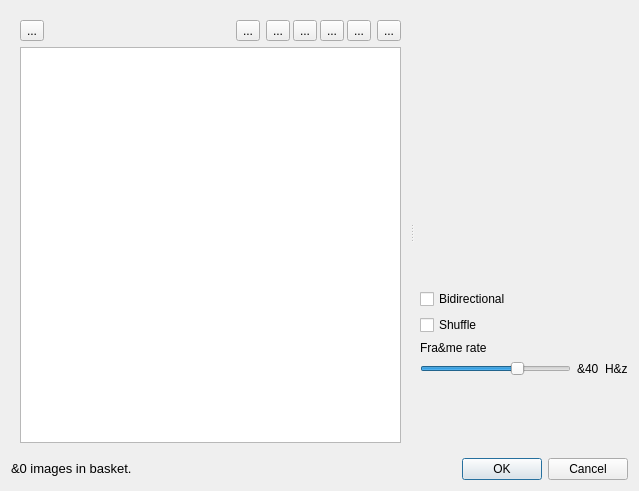
Before: the Qt Designer form src/BasketSelectionDialog.ui in markus-wa/glmixer-mirror, drawn with Qt 5.
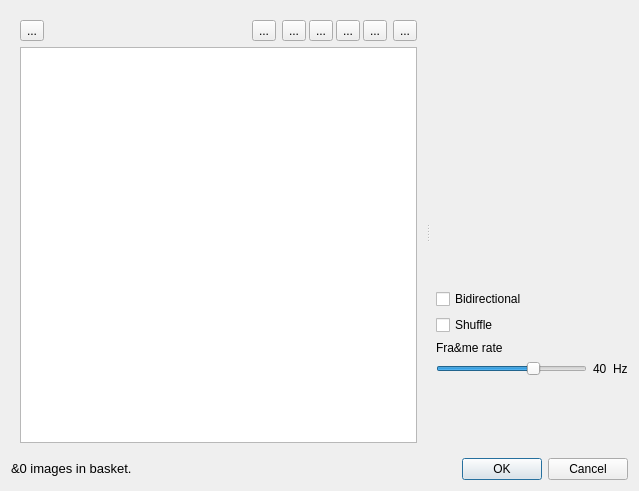
After: the same form once the commit is applied. Icons and pictures are not drawn. Custom widgets are drawn as their Qt base class.

What changed in the file:
```diff
--- a/src/BasketSelectionDialog.ui
+++ b/src/BasketSelectionDialog.ui
@@ -388,7 +388,7 @@
             <bool>true</bool>
            </property>
            <property name="text">
-            <string notr="true">&amp;40</string>
+            <string notr="true">40</string>
            </property>
           </widget>
          </item>
@@ -398,7 +398,7 @@
             <bool>true</bool>
            </property>
            <property name="text">
-            <string notr="true">H&amp;z</string>
+            <string notr="true">Hz</string>
            </property>
           </widget>
          </item>
```
